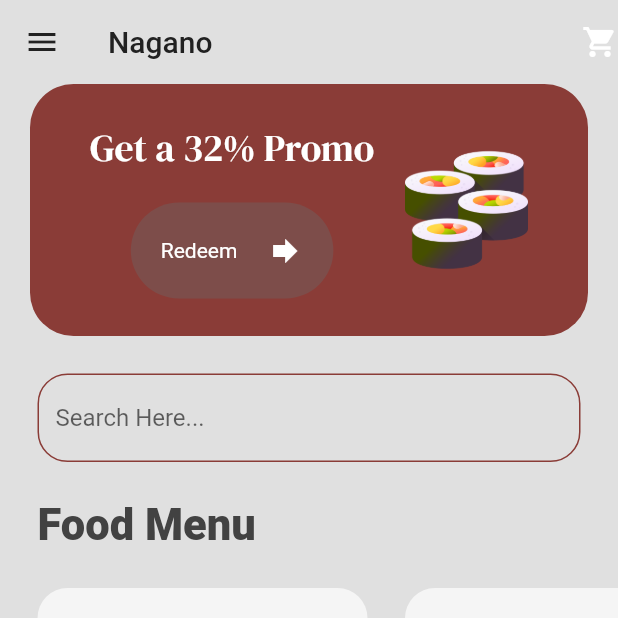
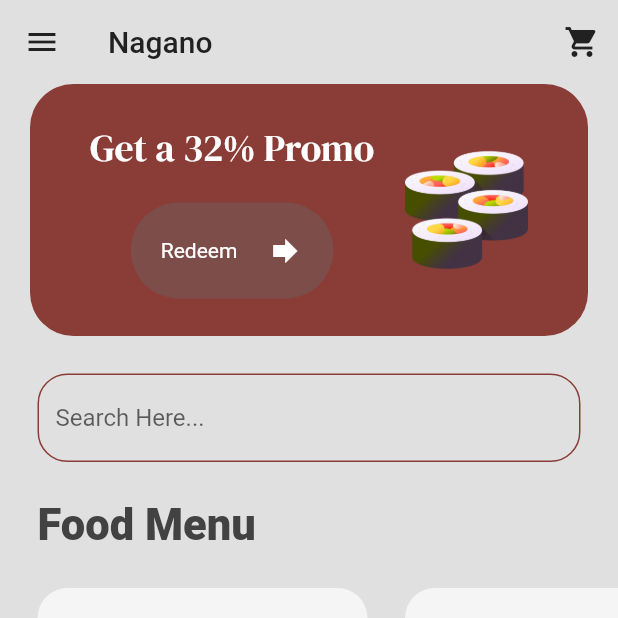
Before and after one commit to fbnjeje/Flutter_Road_Map, a Flutter app: the MenuPage screen opened by its route, on a phone screen of 412 x 824 dp, the top half of it. Run offline on Flutter 3.47's test engine with Material 2 defaults, Android fonts, the phone set to English and light mode, and no system bars; our stand-ins replace dio, google_fonts.

Commit message:
working cart button

```diff
--- a/sushi app/sushi_app/lib/screens/menu_page.dart
+++ b/sushi app/sushi_app/lib/screens/menu_page.dart
@@ -49,7 +49,16 @@ class _MenuPage extends State<MenuPage> {
           'Nagano',
           style: TextStyle(color: Colors.grey[900]),
         ),
-        actions: [const Icon(Icons.shopping_cart)],
+        actions: [
+          IconButton(
+              onPressed: () {
+                Navigator.pushNamed(context, '/cartpage');
+              },
+              icon: Icon(
+                Icons.shopping_cart,
+                color: Colors.grey[900],
+              ))
+        ],
       ),
       body: Column(crossAxisAlignment: CrossAxisAlignment.start, children: [
         //promo banner
```
